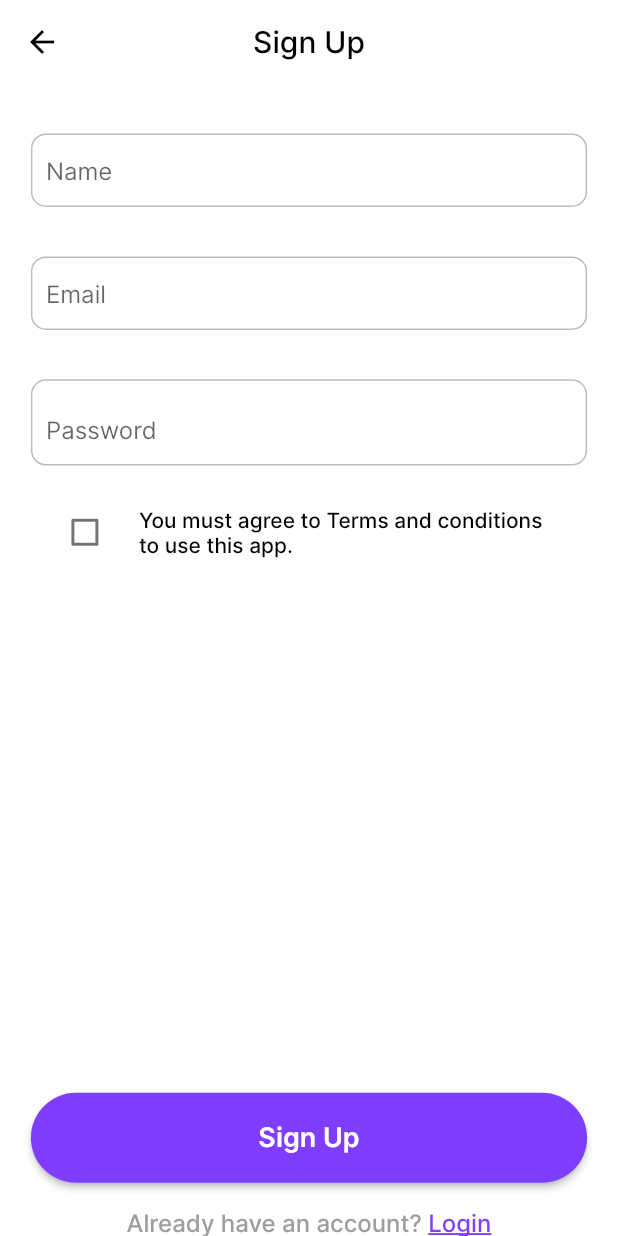
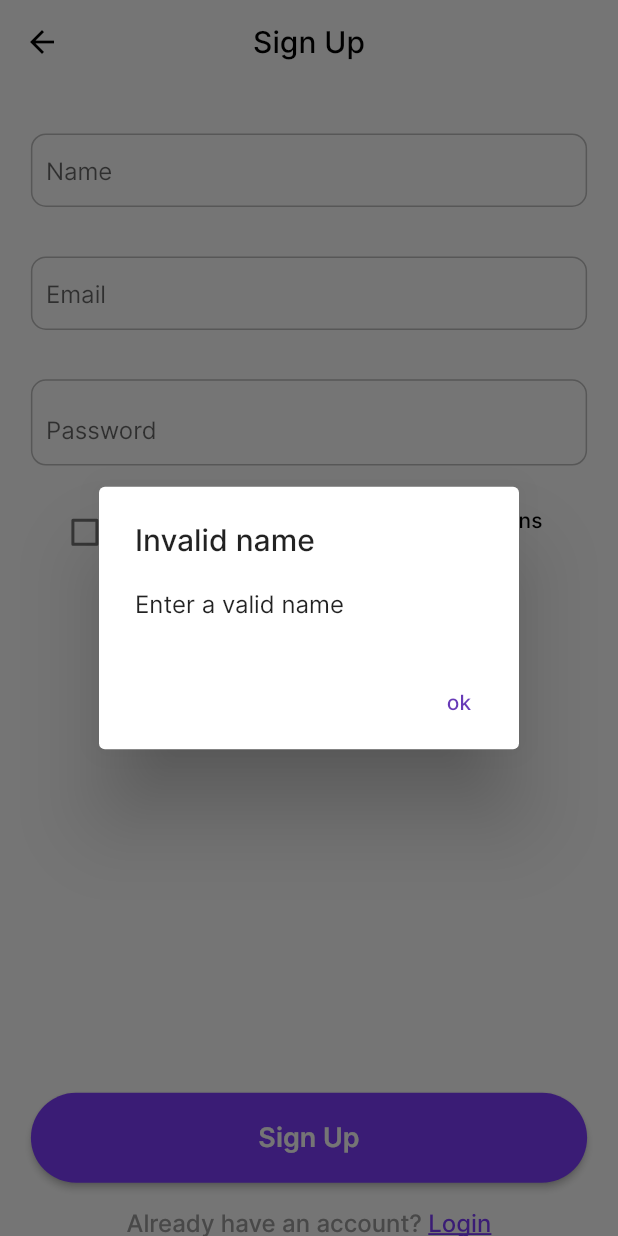
Before and after one commit to rushikeshpandit/expenses_tracker, a Flutter app: the RegistrationPage screen opened directly, after a tap on "Sign Up", on a phone screen of 412 x 824 dp. Run offline on Flutter 3.47's test engine with Material 2 defaults, Android fonts, the phone set to English and light mode, and no system bars; our stand-ins replace animated_splash_screen, flutter_svg, validators; missing offline and left inert: onboarding; statements that could not run were skipped.

Commit message:
- Added Dialog utility - Added Model classes for User, accounts, expenses, expenses types, transactions type - Added Signin API. - Updated code for login and signup

```diff
--- /dev/null
+++ b/lib/components/dialog_utils.dart
@@ -0,0 +1,22 @@
+import 'package:flutter/material.dart';
+
+class DialogUtils {
+  static Future<bool?> displayDialogOKCallBack(BuildContext context,
+      String title, String message, Function()? callback) async {
+    return await showDialog<bool>(
+      context: context,
+      builder: (BuildContext context) {
+        return AlertDialog(
+          title: Text(title),
+          content: Text(message),
+          actions: <Widget>[
+            TextButton(
+              onPressed: callback,
+              child: const Text("ok"),
+            ),
+          ],
+        );
+      },
+    );
+  }
+}
--- /dev/null
+++ b/lib/models/roles.dart
@@ -0,0 +1,18 @@
+class Roles {
+  String? name;
+  int? id;
+
+  Roles({this.name, this.id});
+
+  Roles.fromJson(Map<String, dynamic> json) {
+    name = json['name'];
+    id = json['id'];
+  }
+
+  Map<String, dynamic> toJson() {
+    final Map<String, dynamic> data = <String, dynamic>{};
+    data['name'] = name;
+    data['id'] = id;
+    return data;
+  }
+}
--- /dev/null
+++ b/lib/models/transaction_type.dart
@@ -0,0 +1,18 @@
+class TransactionType {
+  String? name;
+  int? id;
+
+  TransactionType({this.name, this.id});
+
+  TransactionType.fromJson(Map<String, dynamic> json) {
+    name = json['name'];
+    id = json['id'];
+  }
+
+  Map<String, dynamic> toJson() {
+    final Map<String, dynamic> data = <String, dynamic>{};
+    data['name'] = name;
+    data['id'] = id;
+    return data;
+  }
+}
--- a/lib/onboarding/onboarding_main.dart
+++ b/lib/onboarding/onboarding_main.dart
@@ -3,7 +3,6 @@ import 'package:expenses_tracker/registration/registration_page.dart';
 import 'package:flutter/material.dart';
 import 'package:onboarding/onboarding.dart';
 import 'package:expenses_tracker/utility/helper.dart';
-import 'package:smooth_page_indicator/smooth_page_indicator.dart';
 
 class OnboardingMain extends StatefulWidget {
   @override
--- a/lib/registration/authentication_services.dart
+++ b/lib/registration/authentication_services.dart
@@ -1,8 +1,10 @@
 import 'package:expenses_tracker/services/networking.dart';
 import 'dart:convert';
 
-const baseURL = 'http://localhost:8102/api';
+const baseURL =
+    'http://expensestracker-env-1.eba-mahdn4hh.ap-south-1.elasticbeanstalk.com/api';
 const registrationURL = '/auth/signup';
+const loginURL = '/auth/signin';
 
 class AuthenticationServices {
   Future<dynamic> signUp(String username, String email, String password) async {
@@ -13,7 +15,18 @@ class AuthenticationServices {
       'password': password,
     };
     print('data : ${jsonEncode(body)}');
-    var weatherData = await networkHelper.postData(jsonEncode(body));
-    return weatherData;
+    var response = await networkHelper.postData(jsonEncode(body));
+    return response;
+  }
+
+  Future<dynamic> signIn(String username, String password) async {
+    NetworkHelper networkHelper = NetworkHelper(baseURL + loginURL);
+    Map<String, String> body = {
+      'username': username,
+      'password': password,
+    };
+    print('data : ${jsonEncode(body)}');
+    var response = await networkHelper.postData(jsonEncode(body));
+    return response;
   }
 }
--- a/lib/registration/registration_page.dart
+++ b/lib/registration/registration_page.dart
@@ -1,4 +1,5 @@
 import 'package:expenses_tracker/components/custom_text_field.dart';
+import 'package:expenses_tracker/components/dialog_utils.dart';
 import 'package:expenses_tracker/registration/authentication_services.dart';
 import 'package:expenses_tracker/registration/login_page.dart';
 import 'package:expenses_tracker/utility/helper.dart';
@@ -178,17 +179,34 @@ class _RegistrationPageState extends State<RegistrationPage> {
   }
 
   String? _userNameValidator(String? name) {
-    if (!isAlpha(name!) && name.length < 3) {
+    if (!isAlpha(name!) && name.length <= 3) {
       return 'Enter a valid name';
     }
     return null;
   }
 
   String? _passwordValidator(String? pwd) {
-    if (!isAlphanumeric(pwd!) && pwd.length < 5) {
-      return 'Enter a valid password';
+    /**
+     *
+     *  r'^
+     *     (?=.*[A-Z])       // should contain at least one upper case
+     *     (?=.*[a-z])       // should contain at least one lower case
+     *     (?=.*?[0-9])      // should contain at least one digit
+     *     (?=.*?[!@#\$&*~]) // should contain at least one Special character
+     *     .{8,}             // Must be at least 8 characters in length
+     *   $
+     */
+    RegExp regex =
+        RegExp(r'^(?=.*?[A-Z])(?=.*?[a-z])(?=.*?[0-9])(?=.*?[!@#\$&*~]).{8,}$');
+    if (pwd!.isEmpty) {
+      return 'Please enter password';
+    } else {
+      if (!regex.hasMatch(pwd)) {
+        return 'Enter valid password';
+      } else {
+        return null;
+      }
     }
-    return null;
   }
 
   String? _emailValidator(String? email) {
@@ -208,9 +226,45 @@ class _RegistrationPageState extends State<RegistrationPage> {
     String username = _nameController.text;
     String email = _emailController.text;
     String password = _passwordController.text;
-    print('username: ${username} \n email: ${email} \n password: ${password}');
+
+    if (!isAlpha(username) && username.length <= 3) {
+      DialogUtils.displayDialogOKCallBack(
+          context,
+          'Invalid name',
+          'Enter a valid name',
+          () => Navigator.of(context, rootNavigator: true).pop());
+      return;
+    }
+
+    if (!isEmail(email)) {
+      DialogUtils.displayDialogOKCallBack(
+          context,
+          'Invalid email',
+          'Enter a valid email',
+          () => Navigator.of(context, rootNavigator: true).pop());
+      return;
+    }
+
+    if (!isAlphanumeric(password) && password.length <= 5) {
+      DialogUtils.displayDialogOKCallBack(
+          context,
+          'Invalid password',
+          'Enter a valid password',
+          () => Navigator.of(context, rootNavigator: true).pop());
+      return;
+    }
+
+    if (!_isTermsAccepted!) {
+      DialogUtils.displayDialogOKCallBack(
+          context,
+          'Terms',
+          'You must agree to the terms and conditions to use this application',
+          () => Navigator.of(context, rootNavigator: true).pop());
+      return;
+    }
 
     var registrationData = await services.signUp(username, email, password);
+    // var returnObject = registrationData["returnObject"];
     print(registrationData);
 
     // updateUI(weatherData);
--- a/lib/services/networking.dart
+++ b/lib/services/networking.dart
@@ -8,10 +8,9 @@ class NetworkHelper {
 
   Future getData() async {
     http.Response response = await http.get(Uri.parse(url));
-    print(response);
     if (response.statusCode == 200) {
       String data = response.body;
-
+      print(jsonDecode(data));
       return jsonDecode(data);
     } else {
       print(response.statusCode);
@@ -23,13 +22,12 @@ class NetworkHelper {
         await http.post(Uri.parse(url), body: body, headers: <String, String>{
       'Content-Type': 'application/json; charset=UTF-8',
     });
-    print(response);
     if (response.statusCode == 200) {
       String data = response.body;
-
+      print(jsonDecode(data));
       return jsonDecode(data);
     } else {
-      print(response.statusCode);
+      print(response);
     }
   }
 }
```
Also changed, not shown: lib/models/accounts.dart (added, +45 -0 lines), lib/models/expenses.dart (added, +42 -0 lines), lib/models/expenses_types.dart (added, +24 -0 lines), lib/models/user.dart (added, +90 -0 lines), lib/registration/login_page.dart (+63 -16 lines), lib/utility/utilities.dart (deleted, +0 -12 lines).
